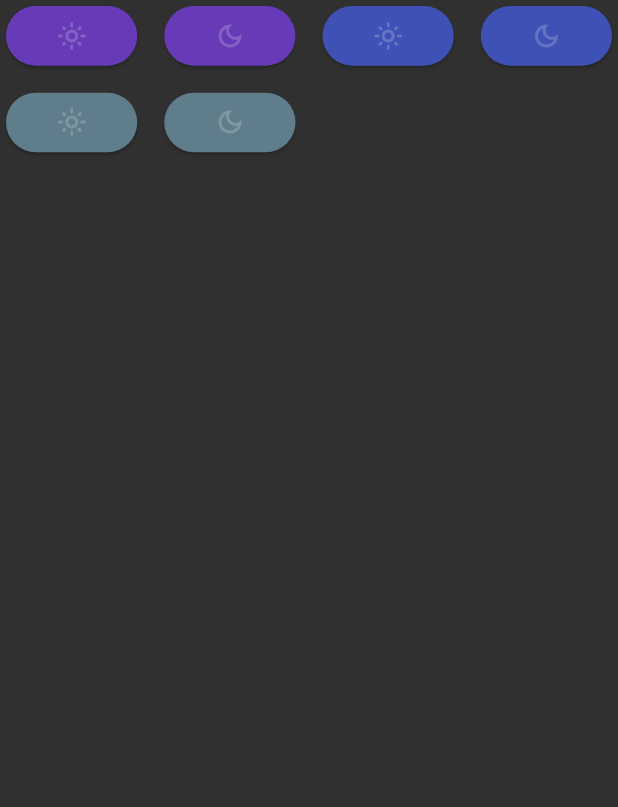
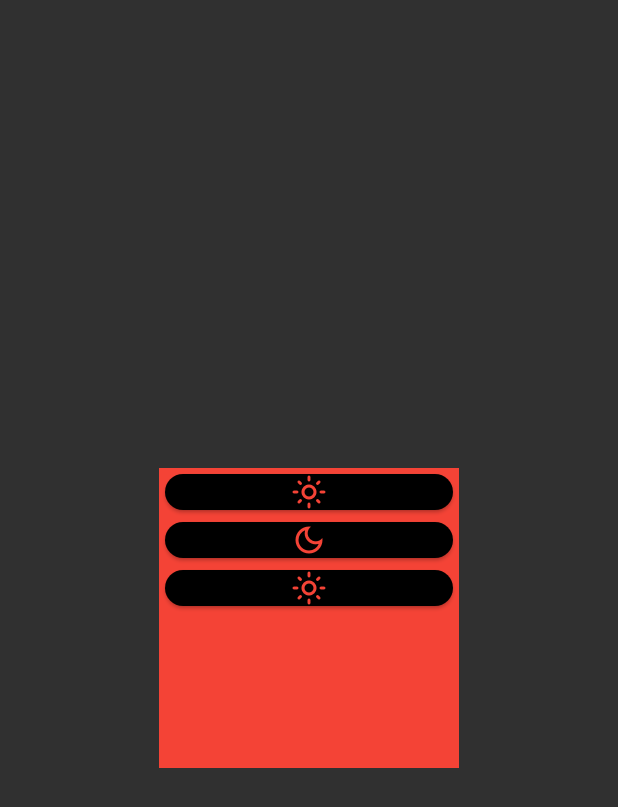
Before and after one commit to FlutterTeamOne/flutter_chat_app, a Flutter app: the SettingsPage screen opened by its route, on a phone screen of 412 x 824 dp. Shown: the top 807 px of the screen. Run offline on Flutter 3.47's test engine with Material 2 defaults, Android fonts, the phone set to English and light mode, and no system bars; our stand-ins replace bloc, blur, connectivity_plus, equatable, flutter_bloc, grouped_list and 4 more; missing offline and left inert: grpc, protobuf, window_size; accounts and stored records are empty; network calls fail.

Commit message:
Practice with ListView.builder

```diff
--- a/lib/ui/pages/settings_page/settings_page.dart
+++ b/lib/ui/pages/settings_page/settings_page.dart
@@ -11,82 +11,110 @@ class SettingsPage extends StatelessWidget {
     return Scaffold(body: Center(child: themeSettings(context)));
   }
 
-  Center themeSettings(BuildContext context) {
+  // Center themeSettings(BuildContext context) {
 
-    return Center(
-      child: CustomScrollView(
+  //   return Center(
+  //     child: CustomScrollView(
+  //       scrollDirection: Axis.vertical,
+  //       slivers: [
+  //         SliverGrid(
+  //           gridDelegate: const SliverGridDelegateWithMaxCrossAxisExtent(
+  //             maxCrossAxisExtent: 100.0,
+  //             mainAxisSpacing: 10.0,
+  //             crossAxisSpacing: 10.0,
+  //             childAspectRatio: 2.0,
+  //           ),
+  //           delegate: SliverChildBuilderDelegate(
+  //             (BuildContext context, int gridIndex) {
+  //               final ChangeThemeBloc changeThemeBloc = context.read<ChangeThemeBloc>();
+  //                return Card(
+  //                   shape: RoundedRectangleBorder(
+  //                   borderRadius: BorderRadius.circular(20.0)),
+  //                  color: changeThemeBloc.state.cardColor[gridIndex],
+  //                  child: IconButton(
+  //                    onPressed: () {
+  //                      changeThemeBloc.add(SetThemeEvent(index: gridIndex));
+  //                    },
+  //                    icon: Icon(
+  //                      changeThemeBloc.state.selectIcon[gridIndex],
+  //                      color: changeThemeBloc.iconColor[gridIndex],
+  //                    ),
+  //                    iconSize: 20,
+  //                  ),
+  //                );
+  //             },
+  //             childCount: 6,
+  //           ),
+  //         ),
+  //       ],
+  //     ),
+  //   );
+  // }
 
-        scrollDirection: Axis.vertical,
-        slivers: [
-          SliverGrid(
-            gridDelegate: const SliverGridDelegateWithMaxCrossAxisExtent(
-              maxCrossAxisExtent: 100.0,
-              mainAxisSpacing: 10.0,
-              crossAxisSpacing: 10.0,
-              childAspectRatio: 2.0,
-            ),
-            delegate: SliverChildBuilderDelegate(
-              (BuildContext context, int gridIndex) {
-                final ChangeThemeBloc changeThemeBloc = context.read<ChangeThemeBloc>();
-                 return Card(
-                    shape: RoundedRectangleBorder(
-                    borderRadius: BorderRadius.circular(20.0)),
-                   color: changeThemeBloc.state.cardColor[gridIndex],
-                   child: IconButton(
-                     onPressed: () {
-                       changeThemeBloc.add(SetThemeEvent(index: gridIndex));
-                     },
-                     icon: Icon(
-                       changeThemeBloc.state.selectIcon[gridIndex],
-                       color: changeThemeBloc.iconColor[gridIndex],
-                     ),
-                     iconSize: 20,
-                   ),
-                 );
-              },
-              childCount: 6,
-            ),
-          ),
-        ],
-      ),
+  SizedBox themeSettings(BuildContext context) {
+    final ChangeThemeBloc changeThemeBloc = context.read<ChangeThemeBloc>();
+    return SizedBox(
+      width: 200,
+      height: 200,
+      child: Center(
+          child: Container(
+        color: Colors.red,
+        child: Column(
+          children: [
+            Expanded(
+                child: ListView.builder(
+                    itemCount: 3,
+                    itemBuilder: (BuildContext context, int index) {
+                      return CardWidget(context, index);
+                    }))
+          ],
+        ),
+      )),
     );
   }
 }
 
-//   SizedBox themeSettings(BuildContext context) {
-//     final ChangeThemeBloc changeThemeBloc = context.read<ChangeThemeBloc>();
-//     return SizedBox(
-//       height: 500,
-//       width: 500,
-//       child: ListView.builder(
-//           itemCount: 3,
-//           itemBuilder: (BuildContext context, int cardIndex) {
-//             return Card(
-//                 shape: RoundedRectangleBorder(
-//                     borderRadius: BorderRadius.circular(20.0)),
-//                 color: changeThemeBloc.state.cardColor[cardIndex],
-//                 child: Wrap(children: [
-//                   ListView.builder(
-//                       scrollDirection: Axis.horizontal,
-//                       itemCount: 2,
-//                       itemBuilder:
-//                           (BuildContext context, int iconIndex) {
-//                         return IconButton(
-//                           onPressed: () {
-//                             changeThemeBloc.add(SetThemeEvent(
-//                                 activeElementIndex:
-//                                     cardIndex * 2 + iconIndex));
-//                           },
-//                           icon: Icon(
-//                             changeThemeBloc.state.selectIcon[iconIndex],
-//                             color: changeThemeBloc.state.iconColor[
-//                                 changeThemeBloc.state.elementIndex],
-//                           ),
-//                           iconSize: 20,
-//                         );
-//                       }),
-//                 ]));
-//           }),
-//     );
-//   }
-// }
+Widget CardWidget(BuildContext context, int index) {
+  final ChangeThemeBloc changeThemeBloc = context.read<ChangeThemeBloc>();
+  return Card(
+    color: Colors.black,
+    shape: RoundedRectangleBorder(
+      borderRadius: BorderRadius.circular(20.0),
+    ),
+    child: Row(children: [
+      Expanded(
+          child: Icon(
+        changeThemeBloc.state.selectIcon[index],
+        color: Colors.red,
+      ))
+    ]),
+  );
+}
+        // child: ListView.builder(
+        //     itemCount: 3,
+        //     itemBuilder: (BuildContext context, int cardIndex) {
+              // return Card(
+              //     shape: RoundedRectangleBorder(
+              //         borderRadius: BorderRadius.circular(20.0)),
+              //     color: changeThemeBloc.state.cardColor[cardIndex],
+              //     child: Wrap(children: [
+              //       ListView.builder(
+              //           scrollDirection: Axis.horizontal,
+              //           itemCount: 2,
+              //           itemBuilder: (BuildContext context, int iconIndex) {
+              //             return IconButton(
+              //               onPressed: () {
+              //                 // changeThemeBloc.add(SetThemeEvent(
+              //                 //     activeElementIndex: cardIndex * 2 + iconIndex));
+              //               },
+              //               icon: Icon(
+              //                 changeThemeBloc.state.selectIcon[iconIndex],
+              //                 color: Colors.red,
+              //                 // changeThemeBloc.state
+              //                 //     .iconColor[changeThemeBloc.state.elementIndex],
+              //               ),
+              //               iconSize: 20,
+              //             );
+              //           }),
+              //     ]));
+            // }),
```
